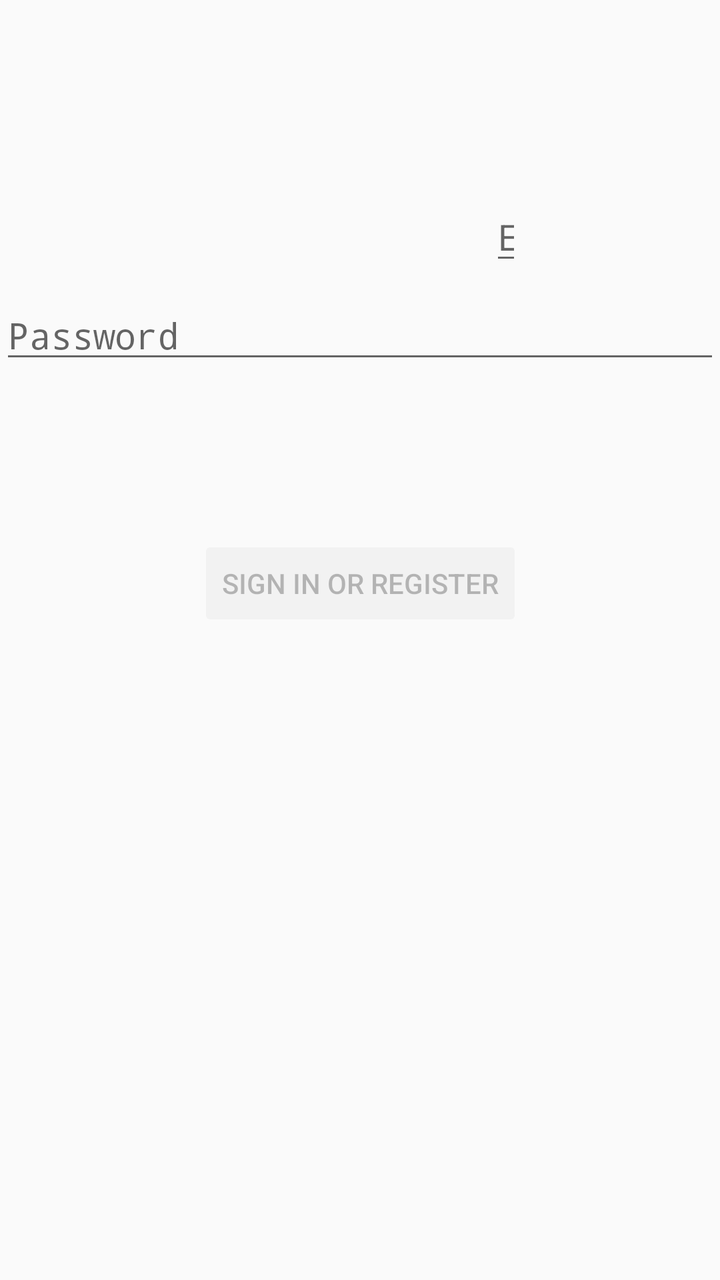
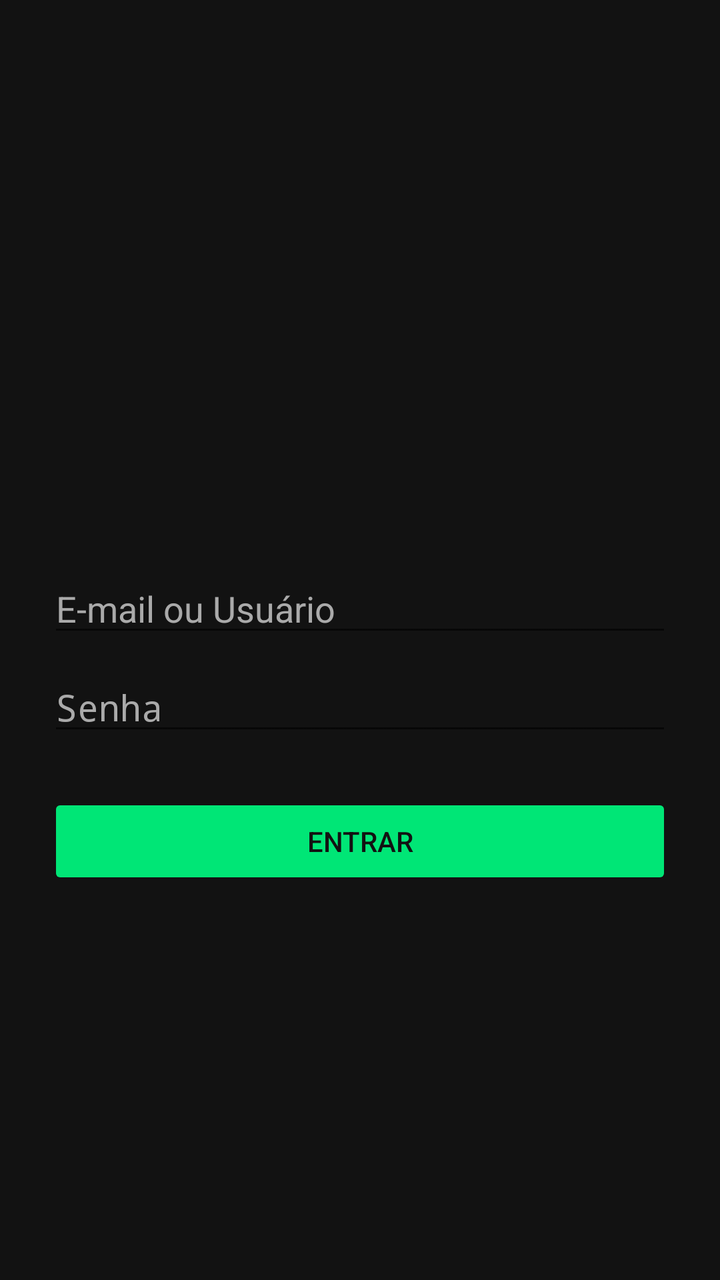

Two renders of the same Android screen: before a commit and after it. Below are the layout's source before the change and the commit's diff.
<!-- AndroidManifest.xml: application theme android:Theme.Material.Light.NoActionBar -->
<!-- res/layout/activity_login.xml -->
<?xml version="1.0" encoding="utf-8"?>
<androidx.constraintlayout.widget.ConstraintLayout xmlns:android="http://schemas.android.com/apk/res/android"
    xmlns:app="http://schemas.android.com/apk/res-auto"
    xmlns:tools="http://schemas.android.com/tools"
    android:id="@+id/main"
    android:layout_width="match_parent"
    android:layout_height="match_parent"
    android:minWidth="150dp"
    tools:context=".ui.login.LOGIN">

    <ImageView
        android:id="@+id/ILUSTRATIVE"
        android:layout_width="wrap_content"
        android:layout_height="wrap_content"
        app:srcCompat="@drawable/pexels_woom_fitness_2155946557_33966785"
        tools:layout_editor_absoluteX="144dp"
        tools:layout_editor_absoluteY="490dp"
        tools:visibility="visible" />

    <EditText
        android:id="@+id/NAME"
        android:layout_width="16dp"
        android:layout_height="wrap_content"
        android:layout_marginStart="99dp"
        android:layout_marginTop="96dp"
        android:layout_marginEnd="99dp"
        android:autofillHints="@string/prompt_email"
        android:hint="@string/prompt_email"
        android:inputType="textEmailAddress"
        android:selectAllOnFocus="true"
        android:singleLine="true"
        app:layout_constraintEnd_toEndOf="parent"
        app:layout_constraintHorizontal_bias="1.0"
        app:layout_constraintStart_toStartOf="parent"
        app:layout_constraintTop_toTopOf="parent" />

    <EditText
        android:id="@+id/password"
        android:layout_width="0dp"
        android:layout_height="wrap_content"
        android:layout_marginTop="8dp"
        android:autofillHints="@string/prompt_password"
        android:hint="@string/prompt_password"
        android:imeActionLabel="@string/action_sign_in_short"
        android:imeOptions="actionDone"
        android:inputType="textPassword"
        android:selectAllOnFocus="true"
        app:layout_constraintEnd_toEndOf="parent"
        app:layout_constraintStart_toStartOf="parent"
        app:layout_constraintTop_toBottomOf="@+id/NAME" />

    <Button
        android:id="@+id/login"
        android:layout_width="wrap_content"
        android:layout_height="wrap_content"
        android:layout_gravity="start"
        android:layout_marginTop="16dp"
        android:layout_marginBottom="64dp"
        android:enabled="false"
        android:text="@string/action_sign_in"
        app:layout_constraintBottom_toBottomOf="parent"
        app:layout_constraintEnd_toEndOf="parent"
        app:layout_constraintStart_toStartOf="parent"
        app:layout_constraintTop_toBottomOf="@+id/password"
        app:layout_constraintVertical_bias="0.2" />

    <ProgressBar
        android:id="@+id/loading"
        android:layout_width="wrap_content"
        android:layout_height="wrap_content"
        android:layout_gravity="center"
        android:layout_marginTop="64dp"
        android:layout_marginBottom="64dp"
        android:visibility="gone"
        app:layout_constraintBottom_toBottomOf="parent"
        app:layout_constraintEnd_toEndOf="@+id/password"
        app:layout_constraintStart_toStartOf="@+id/password"
        app:layout_constraintTop_toTopOf="parent"
        app:layout_constraintVertical_bias="0.3" />

</androidx.constraintlayout.widget.ConstraintLayout>
<!-- resources referenced by this layout -->
<resources>
  <!-- drawable pexels_woom_fitness_2155946557_33966785: jpg bitmap (drawable, 701080 bytes) -->
  <string name="action_sign_in">Sign in or register</string>
  <string name="action_sign_in_short">Sign in</string>
  <string name="prompt_email">Email</string>
  <string name="prompt_password">Password</string>
</resources>

<!-- the commit's change to res/layout/activity_login.xml (unified diff, before → after) -->
@@ -5,77 +5,77 @@
     android:id="@+id/main"
     android:layout_width="match_parent"
     android:layout_height="match_parent"
-    android:minWidth="150dp"
+    android:background="#121212"
     tools:context=".ui.login.LOGIN">
 
     <ImageView
         android:id="@+id/ILUSTRATIVE"
-        android:layout_width="wrap_content"
-        android:layout_height="wrap_content"
-        app:srcCompat="@drawable/pexels_woom_fitness_2155946557_33966785"
-        tools:layout_editor_absoluteX="144dp"
-        tools:layout_editor_absoluteY="490dp"
-        tools:visibility="visible" />
+        android:layout_width="0dp"
+        android:layout_height="250dp"
+        android:scaleType="centerCrop"
+        app:layout_constraintEnd_toEndOf="parent"
+        app:layout_constraintStart_toStartOf="parent"
+        app:layout_constraintTop_toTopOf="parent"
+        app:srcCompat="@drawable/pexels_woom_fitness_2155946557_33966785" />
 
     <EditText
-        android:id="@+id/NAME"
-        android:layout_width="16dp"
+        android:id="@+id/username"
+        android:layout_width="0dp"
         android:layout_height="wrap_content"
-        android:layout_marginStart="99dp"
-        android:layout_marginTop="96dp"
-        android:layout_marginEnd="99dp"
-        android:autofillHints="@string/prompt_email"
-        android:hint="@string/prompt_email"
+        android:layout_marginStart="24dp"
+        android:layout_marginTop="32dp"
+        android:layout_marginEnd="24dp"
+        android:autofillHints="emailAddress"
+        android:hint="E-mail ou Usuário"
+        android:textColor="@android:color/white"
+        android:textColorHint="@android:color/darker_gray"
         android:inputType="textEmailAddress"
         android:selectAllOnFocus="true"
-        android:singleLine="true"
         app:layout_constraintEnd_toEndOf="parent"
-        app:layout_constraintHorizontal_bias="1.0"
         app:layout_constraintStart_toStartOf="parent"
-        app:layout_constraintTop_toTopOf="parent" />
+        app:layout_constraintTop_toBottomOf="@+id/ILUSTRATIVE" />
 
     <EditText
         android:id="@+id/password"
         android:layout_width="0dp"
         android:layout_height="wrap_content"
+        android:layout_marginStart="24dp"
         android:layout_marginTop="8dp"
-        android:autofillHints="@string/prompt_password"
-        android:hint="@string/prompt_password"
-        android:imeActionLabel="@string/action_sign_in_short"
+        android:layout_marginEnd="24dp"
+        android:autofillHints="password"
+        android:hint="Senha"
+        android:textColor="@android:color/white"
+        android:textColorHint="@android:color/darker_gray"
         android:imeOptions="actionDone"
         android:inputType="textPassword"
         android:selectAllOnFocus="true"
         app:layout_constraintEnd_toEndOf="parent"
         app:layout_constraintStart_toStartOf="parent"
-        app:layout_constraintTop_toBottomOf="@+id/NAME" />
+        app:layout_constraintTop_toBottomOf="@+id/username" />
 
     <Button
         android:id="@+id/login"
-        android:layout_width="wrap_content"
+        android:layout_width="0dp"
         android:layout_height="wrap_content"
-        android:layout_gravity="start"
-        android:layout_marginTop="16dp"
-        android:layout_marginBottom="64dp"
+        android:layout_marginStart="24dp"
+        android:layout_marginTop="24dp"
+        android:layout_marginEnd="24dp"
+        android:backgroundTint="#00E676"
         android:enabled="false"
-        android:text="@string/action_sign_in"
-        app:layout_constraintBottom_toBottomOf="parent"
+        android:text="Entrar"
+        android:textColor="#121212"
         app:layout_constraintEnd_toEndOf="parent"
         app:layout_constraintStart_toStartOf="parent"
-        app:layout_constraintTop_toBottomOf="@+id/password"
-        app:layout_constraintVertical_bias="0.2" />
+        app:layout_constraintTop_toBottomOf="@+id/password" />
 
     <ProgressBar
         android:id="@+id/loading"
         android:layout_width="wrap_content"
         android:layout_height="wrap_content"
-        android:layout_gravity="center"
-        android:layout_marginTop="64dp"
-        android:layout_marginBottom="64dp"
         android:visibility="gone"
         app:layout_constraintBottom_toBottomOf="parent"
-        app:layout_constraintEnd_toEndOf="@+id/password"
-        app:layout_constraintStart_toStartOf="@+id/password"
-        app:layout_constraintTop_toTopOf="parent"
-        app:layout_constraintVertical_bias="0.3" />
+        app:layout_constraintEnd_toEndOf="parent"
+        app:layout_constraintStart_toStartOf="parent"
+        app:layout_constraintTop_toTopOf="parent" />
 
 </androidx.constraintlayout.widget.ConstraintLayout>
<!-- resource entries referenced after the edit -->
@@ -1,9 +1,5 @@
 <!-- resources referenced by this layout -->
 <resources>
   <!-- drawable pexels_woom_fitness_2155946557_33966785: jpg bitmap (drawable, 701080 bytes) -->
-  <string name="action_sign_in">Sign in or register</string>
-  <string name="action_sign_in_short">Sign in</string>
-  <string name="prompt_email">Email</string>
-  <string name="prompt_password">Password</string>
 </resources>
 
